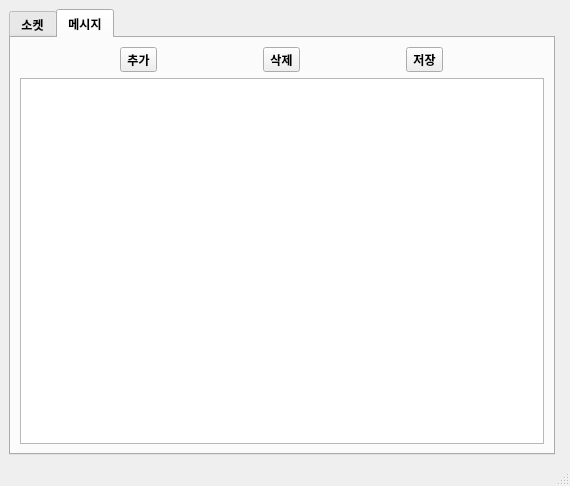
Before: the Qt Designer form src/component/settings/views/settings.ui in gusdnd3150/communication-gui, drawn with Qt 5.
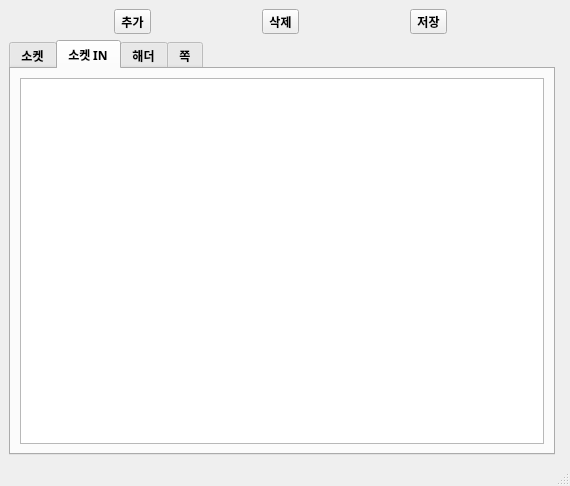
After: the same form once the commit is applied. The open tabs and pages were chosen to show the change.

Commit message: 폼 공통화 작업 전 백업

Patch:
```diff
--- a/src/component/settings/views/settings.ui
+++ b/src/component/settings/views/settings.ui
@@ -40,8 +40,8 @@
   </property>
   <widget class="QWidget" name="centralwidget">
    <layout class="QGridLayout" name="gridLayout_2">
-    <item row="0" column="0">
-     <widget class="QTabWidget" name="tap_infomation">
+    <item row="1" column="0">
+     <widget class="QTabWidget" name="tap_info">
       <property name="currentIndex">
        <number>0</number>
       </property>
@@ -50,31 +50,6 @@
         <string>소켓</string>
        </attribute>
        <layout class="QGridLayout" name="gridLayout_3">
-        <item row="1" column="0">
-         <layout class="QGridLayout" name="gridLayout">
-          <item row="0" column="1">
-           <widget class="QToolButton" name="toolButton_5">
-            <property name="text">
-             <string>삭제</string>
-            </property>
-           </widget>
-          </item>
-          <item row="0" column="2">
-           <widget class="QToolButton" name="toolButton_2">
-            <property name="text">
-             <string>저장</string>
-            </property>
-           </widget>
-          </item>
-          <item row="0" column="0">
-           <widget class="QToolButton" name="toolButton">
-            <property name="text">
-             <string>추가</string>
-            </property>
-           </widget>
-          </item>
-         </layout>
-        </item>
         <item row="2" column="0">
          <widget class="QTableWidget" name="list_sk"/>
         </item>
@@ -82,54 +57,24 @@
       </widget>
       <widget class="QWidget" name="tab_2">
        <attribute name="title">
-        <string>메시지</string>
+        <string>소켓 IN</string>
        </attribute>
        <layout class="QGridLayout" name="gridLayout_4">
         <item row="0" column="0">
-         <layout class="QHBoxLayout" name="horizontalLayout">
-          <item>
-           <widget class="QToolButton" name="toolButton_3">
-            <property name="text">
-             <string>추가</string>
-            </property>
-           </widget>
-          </item>
-          <item>
-           <widget class="QToolButton" name="toolButton_6">
-            <property name="text">
-             <string>삭제</string>
-            </property>
-           </widget>
-          </item>
-          <item>
-           <widget class="QToolButton" name="toolButton_4">
-            <property name="text">
-             <string>저장</string>
-            </property>
-           </widget>
-          </item>
-         </layout>
-        </item>
-        <item row="1" column="0">
-         <widget class="QTableView" name="list_sk_2">
-          <property name="enabled">
-           <bool>true</bool>
-          </property>
-          <property name="toolTip">
-           <string>&lt;html&gt;&lt;head/&gt;&lt;body&gt;&lt;p&gt;가동 소켓 리스트&lt;/p&gt;&lt;/body&gt;&lt;/html&gt;</string>
-          </property>
-          <property name="styleSheet">
-           <string notr="true">QTableView{
-	width: 100%
-}</string>
-          </property>
-          <property name="dragEnabled">
-           <bool>true</bool>
-          </property>
-         </widget>
+         <widget class="QTableWidget" name="tableWidget"/>
         </item>
        </layout>
       </widget>
+      <widget class="QWidget" name="tab_3">
+       <attribute name="title">
+        <string>해더</string>
+       </attribute>
+      </widget>
+      <widget class="QWidget" name="tab_4">
+       <attribute name="title">
+        <string>쪽</string>
+       </attribute>
+      </widget>
      </widget>
     </item>
     <item row="0" column="1">
@@ -139,6 +84,31 @@
       </property>
      </widget>
     </item>
+    <item row="0" column="0">
+     <layout class="QGridLayout" name="gridLayout">
+      <item row="0" column="1">
+       <widget class="QToolButton" name="toolButton_5">
+        <property name="text">
+         <string>삭제</string>
+        </property>
+       </widget>
+      </item>
+      <item row="0" column="2">
+       <widget class="QToolButton" name="btn_saveData">
+        <property name="text">
+         <string>저장</string>
+        </property>
+       </widget>
+      </item>
+      <item row="0" column="0">
+       <widget class="QToolButton" name="btn_addData">
+        <property name="text">
+         <string>추가</string>
+        </property>
+       </widget>
+      </item>
+     </layout>
+    </item>
    </layout>
   </widget>
   <widget class="QMenuBar" name="menubar">
```
Left out of the diff: 15 changed lines with no effect on the pictures. The commit also changes 2 other files.
